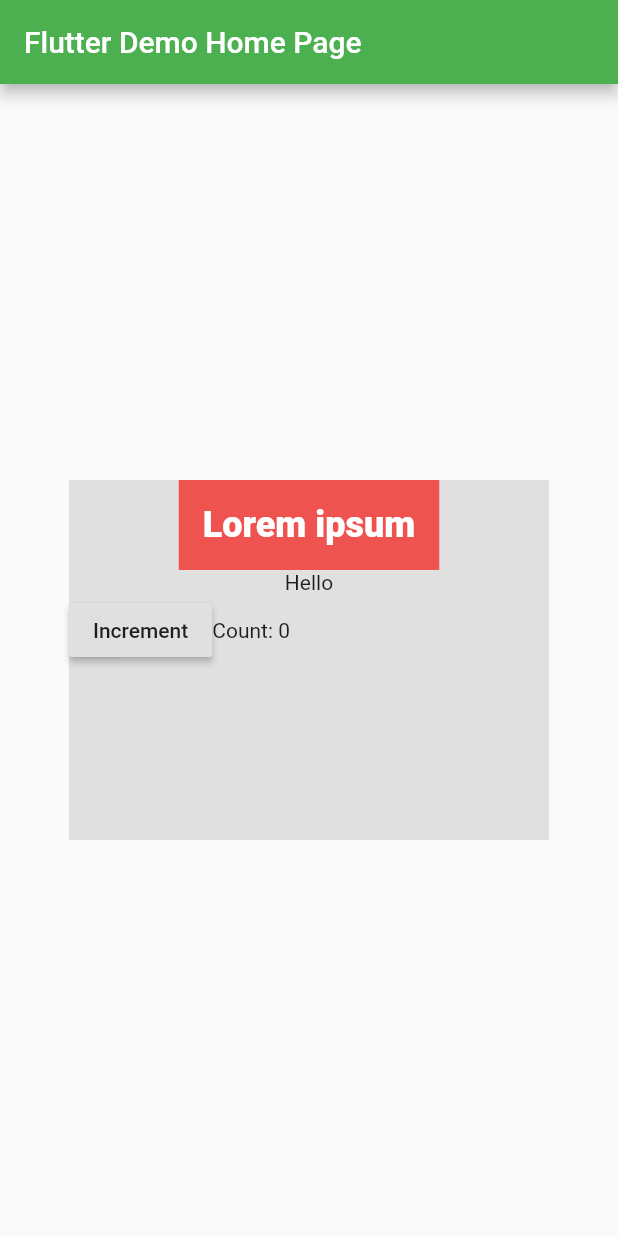
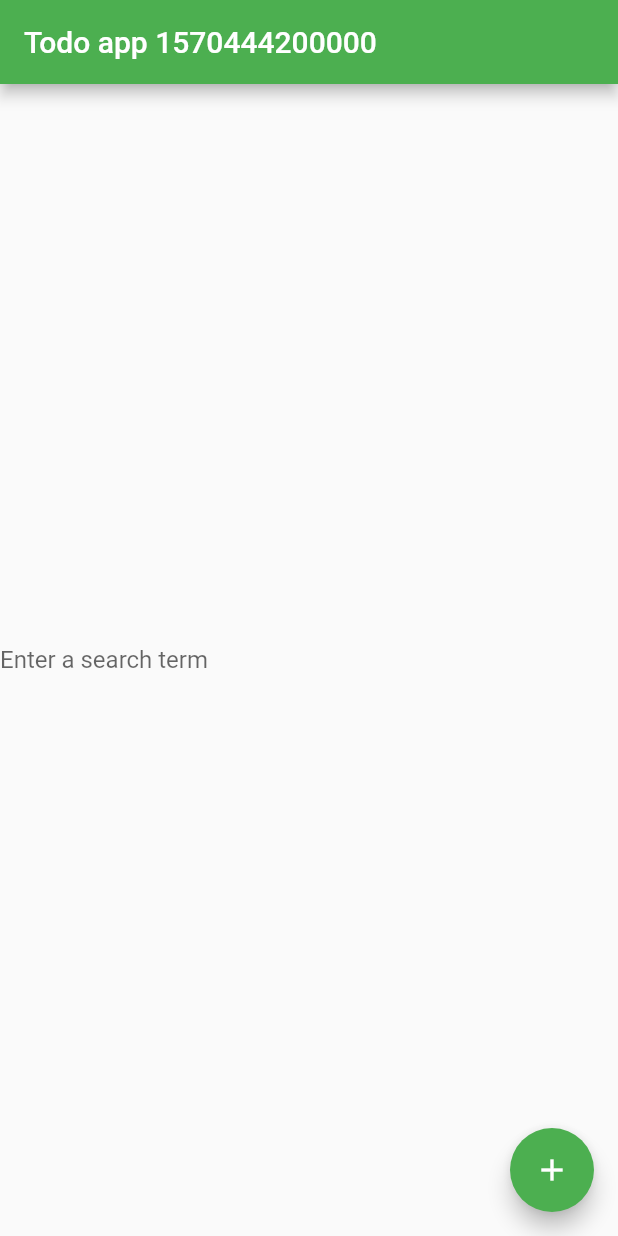
Before and after one commit to MPeloquin/flutter_toy, a Flutter app: the screen it shows after launch, on a phone screen of 412 x 824 dp. Run offline on Flutter 3.47's test engine with Material 2 defaults, Android fonts, the phone set to English and light mode, and no system bars.

Commit message:
Add basic todo list test

```diff
--- a/lib/counter.dart
+++ b/lib/counter.dart
@@ -43,6 +43,7 @@ class _CounterState extends State<Counter> {
   @override
   Widget build(BuildContext context) {
     return Row(
+      mainAxisAlignment: MainAxisAlignment.center,
       children: <Widget>[
         CounterIncrementor(onPressed: _increment),
         CounterDisplay(count: _counter),
--- a/lib/main.dart
+++ b/lib/main.dart
@@ -1,5 +1,7 @@
 import 'package:flutter/material.dart';
 import 'package:my_app/counter.dart';
+import 'package:my_app/products.dart';
+import 'package:my_app/todo.dart';
 
 void main() => runApp(MyApp());
 
@@ -10,15 +12,6 @@ class MyApp extends StatelessWidget {
     return MaterialApp(
       title: 'Flutter Demo',
       theme: ThemeData(
-        // This is the theme of your application.
-        //
-        // Try running your application with "flutter run". You'll see the
-        // application has a blue toolbar. Then, without quitting the app, try
-        // changing the primarySwatch below to Colors.green and then invoke
-        // "hot reload" (press "r" in the console where you ran "flutter run",
-        // or simply save your changes to "hot reload" in a Flutter IDE).
-        // Notice that the counter didn't reset back to zero; the application
-        // is not restarted.
         primarySwatch: Colors.green,
       ),
       home: MyHomePage(title: 'Flutter Demo Home Page'),
@@ -29,15 +22,6 @@ class MyApp extends StatelessWidget {
 class MyHomePage extends StatefulWidget {
   MyHomePage({Key key, this.title}) : super(key: key);
 
-  // This widget is the home page of your application. It is stateful, meaning
-  // that it has a State object (defined below) that contains fields that affect
-  // how it looks.
-
-  // This class is the configuration for the state. It holds the values (in this
-  // case the title) provided by the parent (in this case the App widget) and
-  // used by the build method of the State. Fields in a Widget subclass are
-  // always marked "final".
-
   final String title;
 
   @override
@@ -45,8 +29,6 @@ class MyHomePage extends StatefulWidget {
 }
 
 class _MyHomePageState extends State<MyHomePage> {
-  int _counter = 0;
-
   TextStyle bold24Roboto = TextStyle(
     color: Colors.white,
     fontSize: 24,
@@ -55,40 +37,6 @@ class _MyHomePageState extends State<MyHomePage> {
 
   @override
   Widget build(BuildContext context) {
-    return Scaffold(
-      appBar: AppBar(
-        title: Text(widget.title),
-      ),
-      body: Center(
-        child: Column(
-          mainAxisAlignment: MainAxisAlignment.center,
-          children: <Widget>[
-            Container(
-              // grey box
-              child: Column(
-                children: [
-                  // red box
-                  Container(
-                    child: Text(
-                      "Lorem ipsum",
-                      style: bold24Roboto,
-                    ),
-                    decoration: BoxDecoration(
-                      color: Colors.red[400],
-                    ),
-                    padding: EdgeInsets.all(16),
-                  ),
-                  Text("Hello"),
-                  Center(child: Counter())
-                ],
-              ),
-              width: 320,
-              height: 240,
-              color: Colors.grey[300],
-            )
-          ],
-        ),
-      ),
-    );
+    return TodoList();
   }
 }
--- /dev/null
+++ b/lib/todo.dart
@@ -0,0 +1,95 @@
+import 'package:flutter/material.dart';
+import 'package:flutter/widgets.dart';
+
+class TodoItem extends StatefulWidget {
+  const TodoItem({Key key, this.name}) : super(key: key);
+
+  final String name;
+
+  @override
+  State<StatefulWidget> createState() => _TodoItemState();
+}
+
+class _TodoItemState extends State<TodoItem> {
+  bool done = false;
+
+  void _markItemDone() {
+    setState(() {
+      done = !done;
+    });
+  }
+
+  @override
+  Widget build(BuildContext context) {
+
+    return ListTile(
+      onTap: () {
+        _markItemDone();
+      },
+      title: Text(widget.name, style: done ? TextStyle(color: Colors.red) : null),
+
+    );
+  }
+}
+
+class TodoList extends StatefulWidget {
+  TodoList({Key key}) : super(key: key);
+
+  @override
+  State<StatefulWidget> createState() => _TodoListState();
+}
+
+class _TodoListState extends State<TodoList> {
+  List<TodoItem> todoItems = List<TodoItem>();
+  String todoItemName;
+
+  void _addItem() {
+    setState(() {
+      if (todoItemName == "") return;
+
+      todoItems.add(TodoItem(name: todoItemName));
+    });
+  }
+
+  @override
+  Widget build(BuildContext context) {
+    return Scaffold(
+      appBar: AppBar(
+        title: Text("Todo app ${(new DateTime.now().millisecondsSinceEpoch)}"),
+      ),
+      body: Center(
+        child: Row(
+          children: <Widget>[
+            Container(
+              width: 150,
+              child: TextField(
+                onChanged: (String value) {
+                  todoItemName = value;
+                },
+                decoration: InputDecoration(
+                  border: InputBorder.none,
+                  hintText: 'Enter a search term',
+                ),
+              ),
+            ),
+            Container(
+              width: 150,
+              child: ListView(
+                children: todoItems.map((TodoItem item) {
+                  return TodoItem(name: item.name);
+                }).toList(),
+              ),
+            ),
+          ],
+        ),
+      ),
+      floatingActionButton: FloatingActionButton(
+        onPressed: () {
+          _addItem();
+        },
+        child: Icon(Icons.add),
+        backgroundColor: Colors.green,
+      ),
+    );
+  }
+}
```
Also changed, not shown: lib/products.dart (added, +102 -0 lines), 3 other files.
